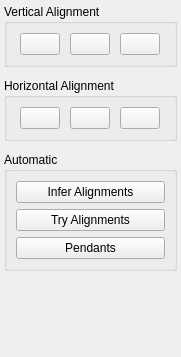
This is libdunnartcanvas/ui/createalignment.ui in skieffer/ortho as Qt 5 draws it before an edit. The edited form follows.
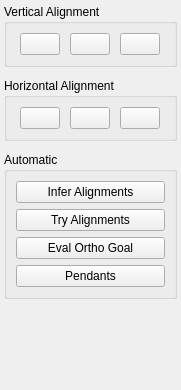
This is the edited form. Icons and pictures are not drawn.

Patch:
```diff
--- a/libdunnartcanvas/ui/createalignment.ui
+++ b/libdunnartcanvas/ui/createalignment.ui
@@ -7,7 +7,7 @@
     <x>0</x>
     <y>0</y>
     <width>181</width>
-    <height>357</height>
+    <height>390</height>
    </rect>
   </property>
   <property name="sizePolicy">
@@ -249,6 +249,13 @@
            </property>
           </widget>
          </item>
+         <item>
+          <widget class="QPushButton" name="orthoGoalButton">
+           <property name="text">
+            <string>Eval Ortho Goal</string>
+           </property>
+          </widget>
+         </item>
          <item>
           <widget class="QPushButton" name="pendantsButton">
            <property name="text">
```
